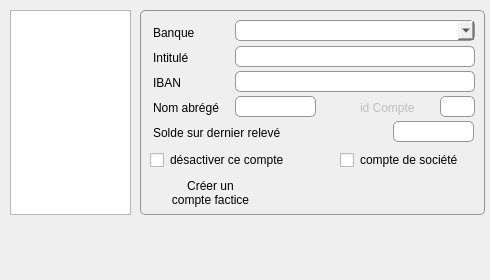
Before: the Qt Designer form dlg_gestioncomptes.ui in ukinoki/RufusAdmin, drawn with Qt 5.
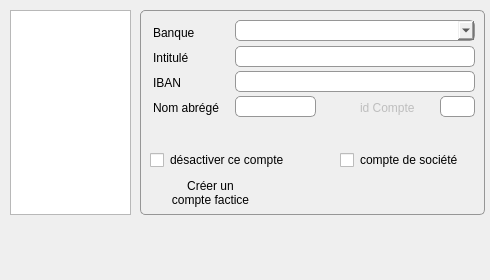
After: the same form once the commit is applied. Icons and pictures are not drawn. Custom widgets are drawn as their Qt base class.

What changed in the file:
```diff
--- a/dlg_gestioncomptes.ui
+++ b/dlg_gestioncomptes.ui
@@ -94,25 +94,6 @@
    <property name="frameShadow">
     <enum>QFrame::Raised</enum>
    </property>
-   <widget class="QLabel" name="Soldelabel">
-    <property name="enabled">
-     <bool>true</bool>
-    </property>
-    <property name="geometry">
-     <rect>
-      <x>13</x>
-      <y>115</y>
-      <width>151</width>
-      <height>16</height>
-     </rect>
-    </property>
-    <property name="styleSheet">
-     <string notr="true">border: 0px;</string>
-    </property>
-    <property name="text">
-     <string>Solde sur dernier relevé</string>
-    </property>
-   </widget>
    <widget class="QLabel" name="NomAbregelabel">
     <property name="enabled">
      <bool>true</bool>
@@ -151,25 +132,6 @@
      <string>id Compte</string>
     </property>
    </widget>
-   <widget class="UpLineEdit" name="SoldeuplineEdit">
-    <property name="enabled">
-     <bool>true</bool>
-    </property>
-    <property name="geometry">
-     <rect>
-      <x>253</x>
-      <y>111</y>
-      <width>81</width>
-      <height>21</height>
-     </rect>
-    </property>
-    <property name="maxLength">
-     <number>15</number>
-    </property>
-    <property name="alignment">
-     <set>Qt::AlignRight|Qt::AlignTrailing|Qt::AlignVCenter</set>
-    </property>
-   </widget>
    <widget class="QLabel" name="IBANlabel">
     <property name="enabled">
      <bool>true</bool>
@@ -472,16 +434,16 @@
   </widget>
  </widget>
  <customwidgets>
-  <customwidget>
-   <class>UpSmallButton</class>
-   <extends>QPushButton</extends>
-   <header>upsmallbutton.h</header>
-  </customwidget>
   <customwidget>
    <class>UpLineEdit</class>
    <extends>QLineEdit</extends>
    <header>uplineedit.h</header>
   </customwidget>
+  <customwidget>
+   <class>UpSmallButton</class>
+   <extends>QPushButton</extends>
+   <header>upsmallbutton.h</header>
+  </customwidget>
   <customwidget>
    <class>UpTableWidget</class>
    <extends>QTableWidget</extends>
```
Left out of the diff: 3 changed lines with no effect on the pictures.
